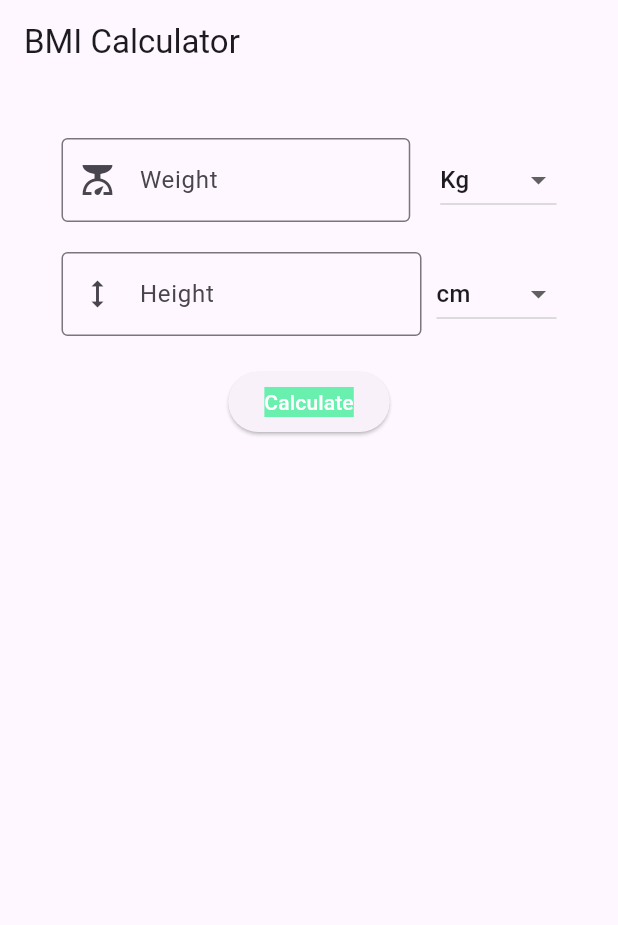
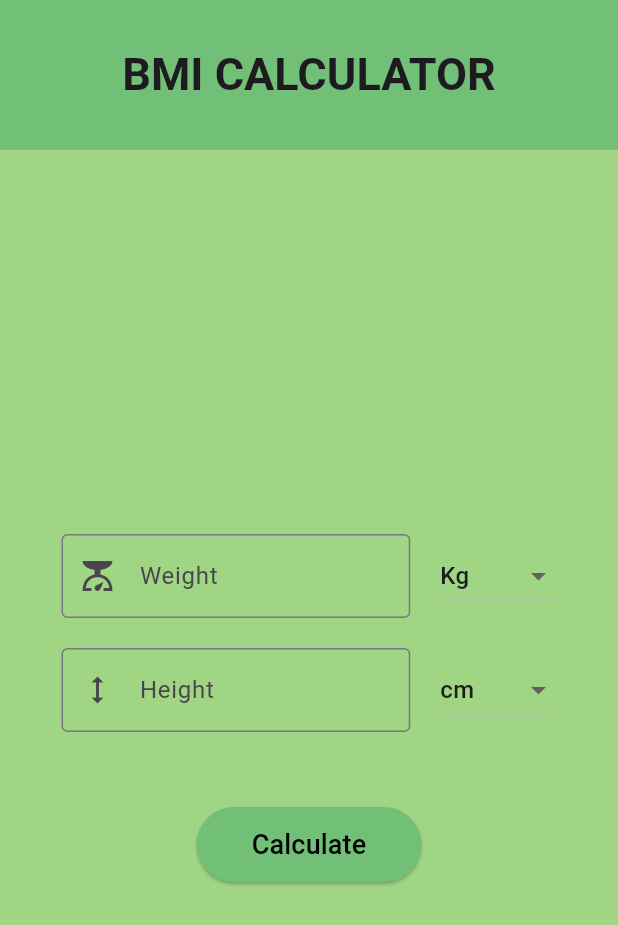
Before and after one commit to ami-nai/bmi_calculator, a Flutter app: the screen it shows after launch, on a phone screen of 412 x 824 dp. Shown: the top 925 px of the screen. Run offline on Flutter 3.47's test engine with Material 3 defaults, Android fonts, the phone set to English and light mode, and no system bars.

Commit message:
Implemented UI

```diff
--- a/lib/homepage.dart
+++ b/lib/homepage.dart
@@ -17,12 +17,24 @@ class _HomepageState extends State<Homepage> {
   @override
   Widget build(BuildContext context) {
     return Scaffold(
+      backgroundColor: Color(0xFFFA0D683),
       appBar: AppBar(
-        title: const Text('BMI Calculator'), // Add a title for clarity
+        toolbarHeight: 100,
+        backgroundColor: Color(0xFFF72BF78),
+
+        centerTitle: true,
+        title: const Text('BMI CALCULATOR',
+        style: TextStyle(
+          fontWeight: FontWeight.bold,
+          fontSize: 30,
+        ),
+        ), // Add a title for clarity
       ),
       body: Padding(
         padding: const EdgeInsets.all(16.0), // Adds padding around the body
+        child: Center(
           child: Column(
+            mainAxisAlignment: MainAxisAlignment.center,
             children: <Widget>[
               const SizedBox(height: 20), // Adds spacing between elements
               Row(
@@ -78,7 +90,7 @@ class _HomepageState extends State<Homepage> {
                       ),
                     ),
                   ),
-                const SizedBox(width: 10),
+                  const SizedBox(width: 20),
                   Expanded( // Changed to Expanded
                     flex: 1,
                     child: DropdownButton<String>(
@@ -99,8 +111,12 @@ class _HomepageState extends State<Homepage> {
                   const SizedBox(width: 25),
                 ],
               ),
-            const SizedBox(height: 20), // Spacing before button
+              const SizedBox(height: 50), // Spacing before button
               ElevatedButton(
+                style: ElevatedButton.styleFrom(
+                        backgroundColor: Color(0xFFF72BF78),
+                        minimumSize: Size(150, 50),
+                        ),
                 onPressed: () {
                   try {
                     double weight = double.parse(weightController.text);
@@ -141,13 +157,14 @@ class _HomepageState extends State<Homepage> {
                 },
                 child: const Text("Calculate",
                     style: TextStyle(
-                    color: Colors.white,
-                    backgroundColor: Colors.greenAccent,
+                      color: Colors.black,
+                      fontSize: 18,
                     )),
               )
             ],
           ),
         ),
+      ),
     );
   }
 }
```
Also changed, not shown: lib/result.dart (+14 -2 lines). Lines whose indentation alone changed are shown as unchanged.
